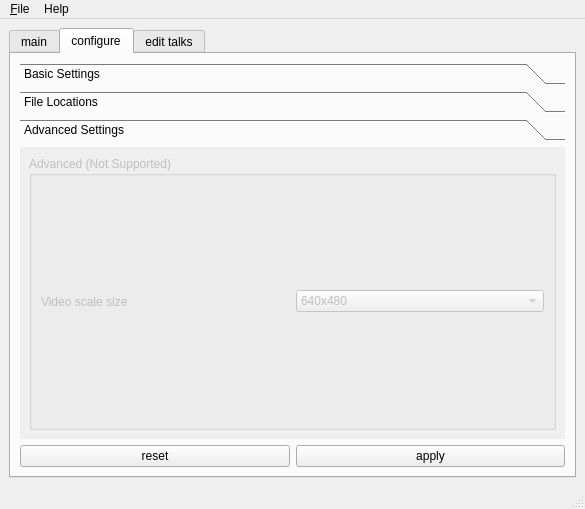
The window that src/forms/freeseer_ui_qt.ui (Freeseer/freeseer) describes before a commit, drawn with Qt 5.
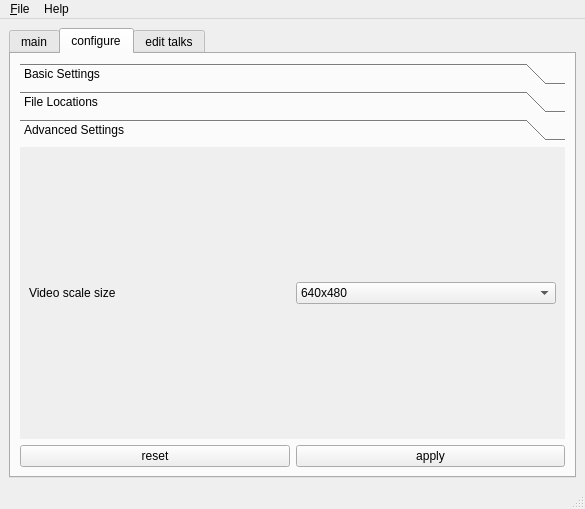
The same window after the commit. The open tabs and pages were chosen to show the change. Icons and pictures are not drawn.

Commit message: resolution can now be set via the gui under Configure > Advanced Settings

```diff
--- a/src/forms/freeseer_ui_qt.ui
+++ b/src/forms/freeseer_ui_qt.ui
@@ -429,38 +429,18 @@
             <rect>
              <x>0</x>
              <y>0</y>
-             <width>219</width>
-             <height>74</height>
+             <width>551</width>
+             <height>301</height>
             </rect>
            </property>
            <attribute name="label">
             <string>Advanced Settings</string>
            </attribute>
-           <layout class="QHBoxLayout" name="horizontalLayout_6">
-            <item>
-             <widget class="QGroupBox" name="groupBox_4">
-              <property name="enabled">
-               <bool>false</bool>
-              </property>
-              <property name="toolTip">
-               <string>This feature has not yet been implemented.</string>
-              </property>
-              <property name="title">
-               <string>Advanced (Not Supported)</string>
-              </property>
               <layout class="QHBoxLayout" name="horizontalLayout_5">
                <item>
-                <widget class="QLabel" name="label_6">
-                 <property name="text">
-                  <string>Video scale size</string>
-                 </property>
-                 <property name="buddy">
-                  <cstring>comboBox_3</cstring>
-                 </property>
-                </widget>
-               </item>
-               <item>
-                <widget class="QComboBox" name="comboBox_3">
+             <layout class="QGridLayout" name="advancedGrid">
+              <item row="0" column="1">
+               <widget class="QComboBox" name="resolutionComboBox">
                  <item>
                   <property name="text">
                    <string>640x480</string>
@@ -473,8 +453,17 @@
                  </item>
                 </widget>
                </item>
-              </layout>
-             </widget>
+              <item row="0" column="0">
+               <widget class="QLabel" name="resolutionLabel">
+                <property name="text">
+                 <string>Video scale size</string>
+                </property>
+                <property name="buddy">
+                 <cstring>resolutionComboBox</cstring>
+                </property>
+               </widget>
+              </item>
+             </layout>
             </item>
            </layout>
           </widget>
```
Left out of the diff: 5 changed lines with no effect on the pictures. Lines whose indentation alone changed are shown as unchanged. The commit also changes 4 other files.
